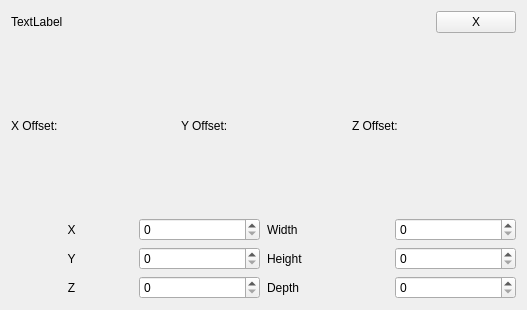
Before: the Qt Designer form src/UI_files/roi_list_item.ui in stjude-biohackathon/KIDS24-team13, drawn with Qt 5.
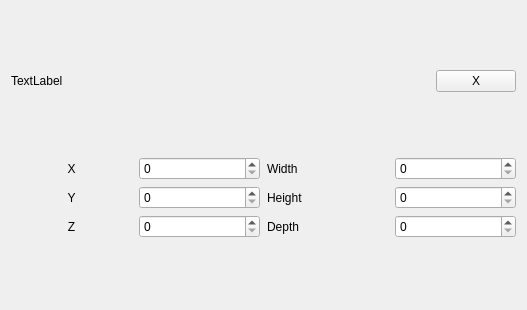
After: the same form once the commit is applied.

Commit message: Made loading of images from if=dms dynamic

```diff
--- a/src/UI_files/roi_list_item.ui
+++ b/src/UI_files/roi_list_item.ui
@@ -57,35 +57,6 @@
      </item>
     </layout>
    </item>
-   <item>
-    <layout class="QHBoxLayout" name="horizontalLayout_2">
-     <item>
-      <layout class="QHBoxLayout" name="horizontalLayout_3">
-       <item>
-        <widget class="QLabel" name="xoffset_lbl">
-         <property name="text">
-          <string>X Offset:</string>
-         </property>
-        </widget>
-       </item>
-       <item>
-        <widget class="QLabel" name="yoffset_lbl">
-         <property name="text">
-          <string>Y Offset:</string>
-         </property>
-        </widget>
-       </item>
-       <item>
-        <widget class="QLabel" name="zoffset_lbl">
-         <property name="text">
-          <string>Z Offset:</string>
-         </property>
-        </widget>
-       </item>
-      </layout>
-     </item>
-    </layout>
-   </item>
    <item>
     <layout class="QGridLayout" name="gridLayout" rowstretch="0,0,0,0">
      <property name="topMargin">
```
The commit also changes 1 other file.
